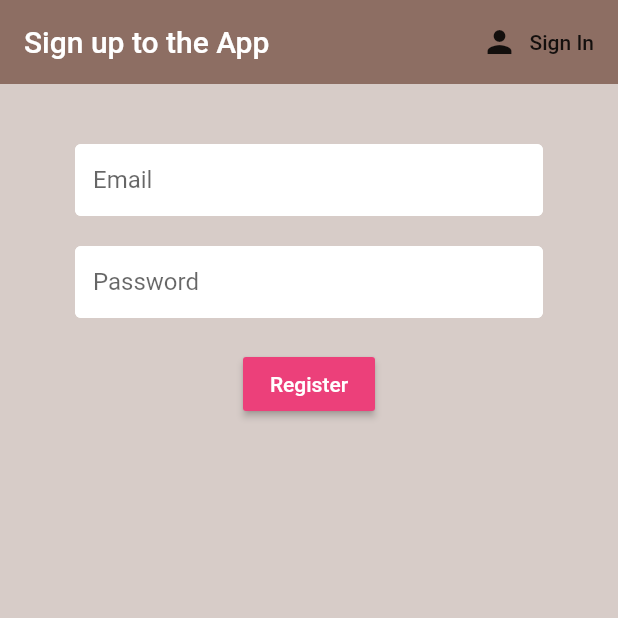
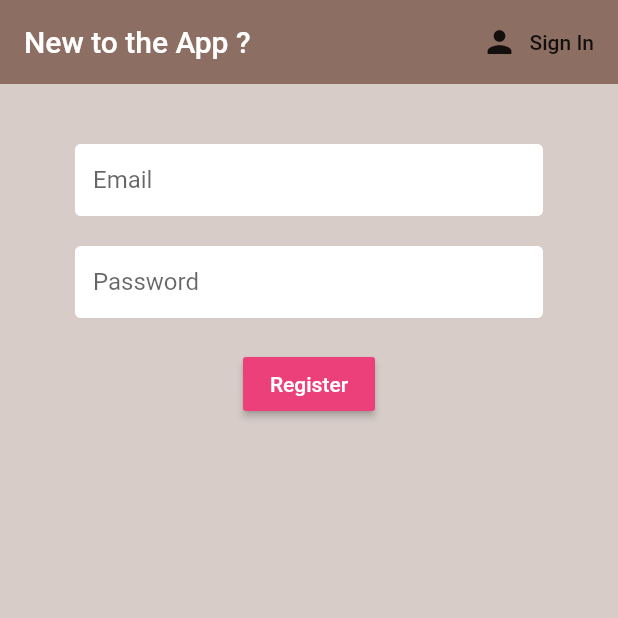
Before and after one commit to ValeryC/Command, a Flutter app: the screen it shows after launch, after a tap on "Sign In", after a tap on "Register", on a phone screen of 412 x 824 dp, the top half of it. Run offline on Flutter 3.47's test engine with Material 2 defaults, Android fonts, the phone set to English and light mode, and no system bars; our stand-ins replace firebase_auth, flutter_spinkit; accounts and stored records are empty.

Commit message:
loading icon

```diff
--- a/order/lib/main.dart
+++ b/order/lib/main.dart
@@ -13,11 +13,13 @@ class MyApp extends StatelessWidget {
   @override
   Widget build(BuildContext context) {
     return StreamProvider<User>.value(
+
         value: AuthService().user,
           child: MaterialApp(
           debugShowCheckedModeBanner: false,
           home: Wrapper(),
-      ),
+
+        ),
     );
   }
 }
--- a/order/lib/screens/authenticate/register.dart
+++ b/order/lib/screens/authenticate/register.dart
@@ -1,6 +1,7 @@
 import 'package:order/services/auth.dart';
 import 'package:flutter/material.dart';
 import 'package:order/shared/constants.dart';
+import 'package:order/shared/loading.dart';
 
 class Register extends StatefulWidget {
 
@@ -15,20 +16,21 @@ class _RegisterState extends State<Register> {
 
   final AuthService _auth = AuthService();
   final _formKey = GlobalKey<FormState>();
-  String error = '';
+  bool loading = false;
 
   // text field state
   String email = '';
   String password = '';
+  String error = '';
 
   @override
   Widget build(BuildContext context) {
-    return Scaffold(
+    return loading ? Loading(): Scaffold(
       backgroundColor: Colors.brown[100],
       appBar: AppBar(
         backgroundColor: Colors.brown[400],
         elevation: 0.0,
-        title: Text('Sign up to the App'),
+        title: Text('New to the App ?'),
         actions: <Widget>[
           FlatButton.icon(
             icon: Icon(Icons.person),
@@ -69,10 +71,12 @@ class _RegisterState extends State<Register> {
                 ),
                 onPressed: () async {
                   if(_formKey.currentState.validate()){
+                    setState(()=> loading = true);
                     dynamic result = await _auth.registerWithEmailAndPassword(email, password);
                     if(result == null) {
                       setState(() {
                         error = 'Please supply a valid email';
+                        loading = false;
                       });
                     }
                   }
--- a/order/lib/screens/authenticate/sign_in.dart
+++ b/order/lib/screens/authenticate/sign_in.dart
@@ -1,5 +1,7 @@
 import 'package:order/services/auth.dart';
 import 'package:flutter/material.dart';
+import 'package:order/shared/constants.dart';
+import 'package:order/shared/loading.dart';
 
 class SignIn extends StatefulWidget {
 
@@ -14,15 +16,16 @@ class _SignInState extends State<SignIn> {
 
   final AuthService _auth = AuthService();
   final _formKey = GlobalKey<FormState>();
-  String error = '';
+  bool loading = false;
 
   // text field state
   String email = '';
   String password = '';
+  String error = '';
 
   @override
   Widget build(BuildContext context) {
-    return Scaffold(
+    return loading ? Loading():Scaffold(
       backgroundColor: Colors.brown[100],
       appBar: AppBar(
         backgroundColor: Colors.brown[400],
@@ -44,6 +47,7 @@ class _SignInState extends State<SignIn> {
             children: <Widget>[
               SizedBox(height: 20.0),
               TextFormField(
+                decoration: textInputDecoration.copyWith(hintText: 'Email'),
                 validator: (val) => val.isEmpty ? 'Enter an email' : null,
                 onChanged: (val) {
                   setState(() => email = val);
@@ -51,6 +55,7 @@ class _SignInState extends State<SignIn> {
               ),
               SizedBox(height: 20.0),
               TextFormField(
+                decoration: textInputDecoration.copyWith(hintText: 'Password'),
                 obscureText: true,
                 validator: (val) => val.length < 6 ? 'Enter a password 6+ chars long' : null,
                 onChanged: (val) {
@@ -66,10 +71,12 @@ class _SignInState extends State<SignIn> {
                 ),
                 onPressed: () async {
                   if(_formKey.currentState.validate()){
+                    setState(()=>loading=true);
                     dynamic result = await _auth.signInWithEmailAndPassword(email, password);
                     if(result == null) {
                       setState(() {
                         error = 'Could not sign in with those credentials';
+                        loading = false;
                       });
                     }
                   }
--- a/order/lib/screens/wrapper.dart
+++ b/order/lib/screens/wrapper.dart
@@ -3,6 +3,8 @@ import 'package:order/screens/home/home.dart';
 import 'package:flutter/material.dart';
 import 'package:provider/provider.dart';
 import 'package:order/models/user.dart';
+
+
 
 class Wrapper extends StatelessWidget {
   @override
--- a/order/pubspec.yaml
+++ b/order/pubspec.yaml
@@ -31,6 +31,7 @@ dependencies:
   firebase_auth: ^0.14.0+5
   cloud_firestore: ^0.12.9+4
   provider: ^3.1.0
+  flutter_spinkit : "^4.0.0"
 
 dev_dependencies:
   flutter_test:
```
Also changed, not shown: order/lib/shared/loading.dart (added, +17 -0 lines), order/pubspec.lock.
